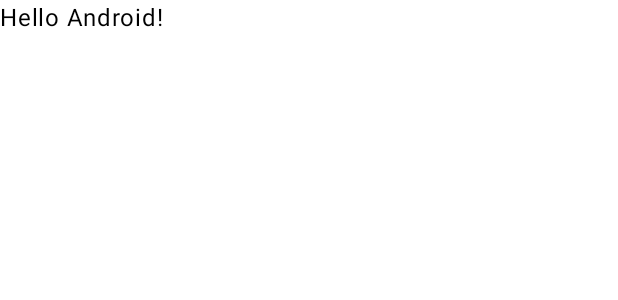
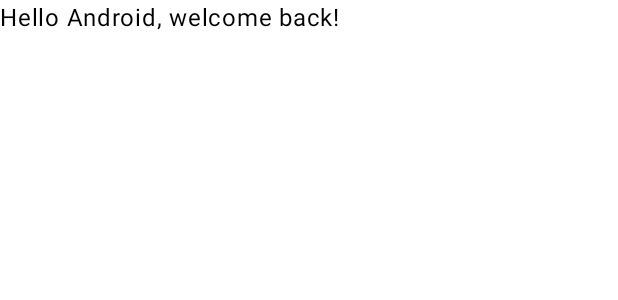
Before and after one commit to dexterthejester/JetpackTest1, an Android app built with Jetpack Compose: the @Preview function GreetingPreview, on a phone screen of 412 x 824 dp. Shown: the top 300 px of the screen. Run offline under Robolectric (Android 15) with nearby library versions, the phone set to English and light mode, and no system bars.

Commit message:
Added text to greeting

```diff
--- a/app/build.gradle
+++ b/app/build.gradle
@@ -56,6 +56,7 @@ dependencies {
     implementation 'androidx.compose.ui:ui-graphics'
     implementation 'androidx.compose.ui:ui-tooling-preview'
     implementation 'androidx.compose.material3:material3'
+    implementation 'androidx.leanback:leanback:1.0.0'
     testImplementation 'junit:junit:4.13.2'
     androidTestImplementation 'androidx.test.ext:junit:1.1.3'
     androidTestImplementation 'androidx.test.espresso:espresso-core:3.4.0'
--- a/app/src/main/java/com/dexterjest/jetpacktest1/MainActivity.kt
+++ b/app/src/main/java/com/dexterjest/jetpacktest1/MainActivity.kt
@@ -3,6 +3,7 @@ package com.dexterjest.jetpacktest1
 import android.os.Bundle
 import androidx.activity.ComponentActivity
 import androidx.activity.compose.setContent
+import androidx.compose.foundation.layout.Row
 import androidx.compose.foundation.layout.fillMaxSize
 import androidx.compose.material3.MaterialTheme
 import androidx.compose.material3.Surface
@@ -32,7 +33,7 @@ class MainActivity : ComponentActivity() {
 @Composable
 fun Greeting(name: String, modifier: Modifier = Modifier) {
     Text(
-        text = "Hello $name!",
+        text = "Hello $name, welcome back!",
         modifier = modifier
     )
 }
```
